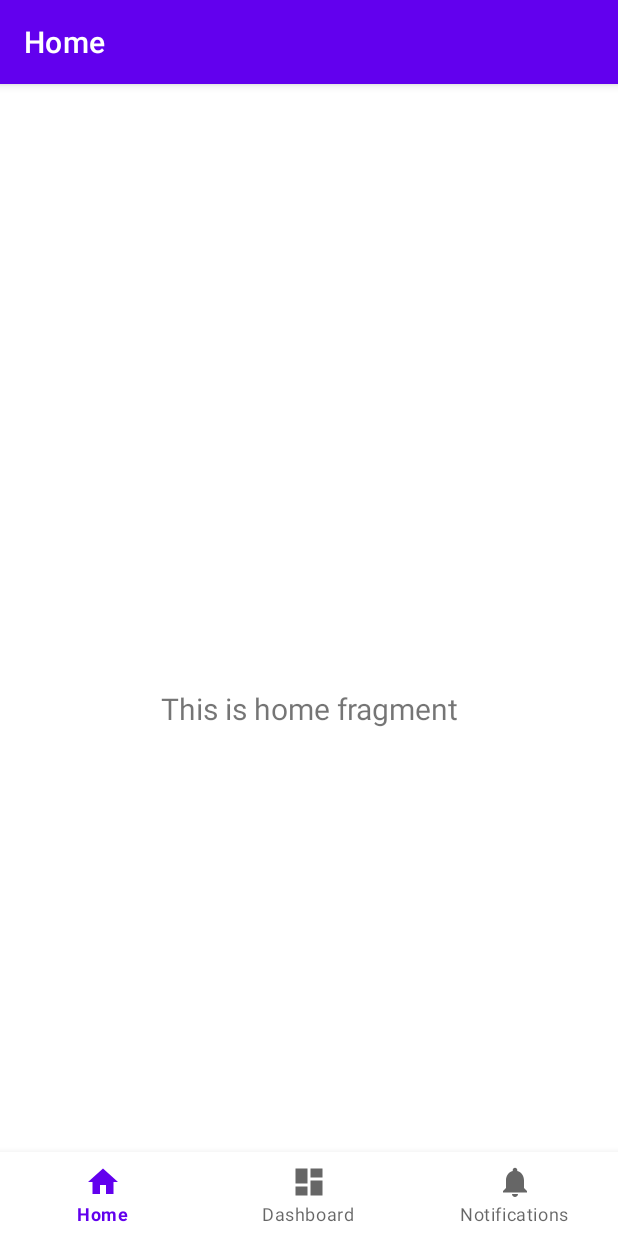
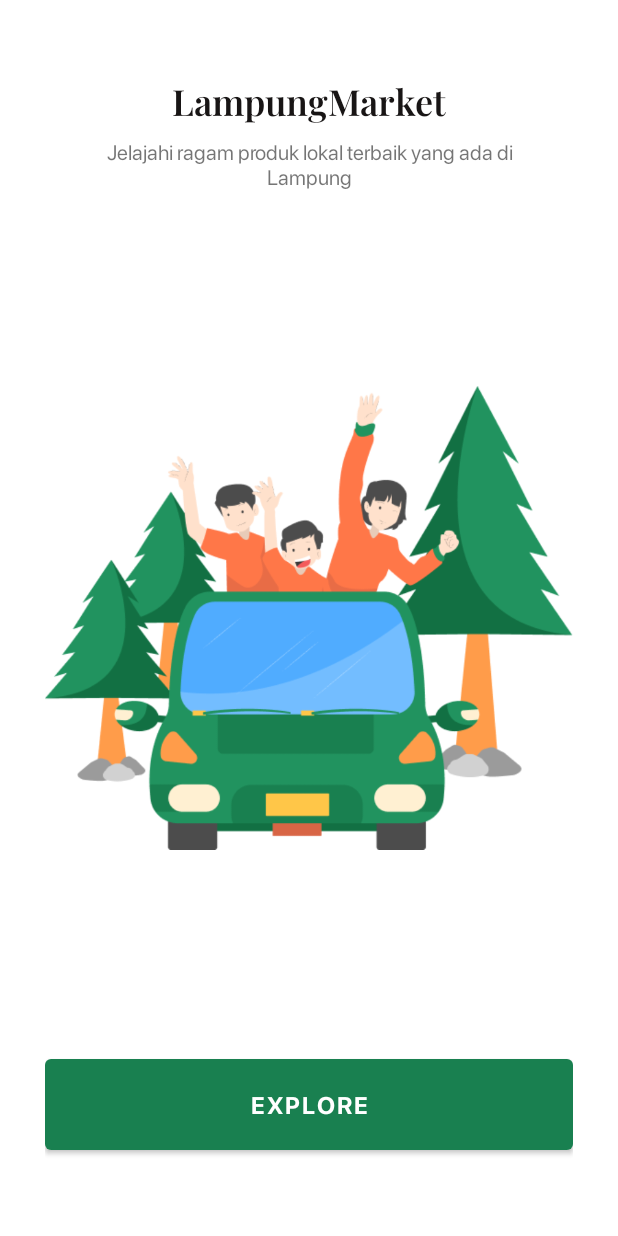
Before and after one commit to kouseina/lampung-market, an Android app: the screen it shows after launch (MainActivity before the commit, WelcomeActivity after it), on a phone screen of 412 x 824 dp. Run offline under Robolectric (Android 15) with nearby library versions, the phone set to English and light mode, and no system bars.

Commit message:
feat(welcome, res): add welcome activity, img, font, theme

```diff
--- a/app/src/main/AndroidManifest.xml
+++ b/app/src/main/AndroidManifest.xml
@@ -13,15 +13,19 @@
         android:theme="@style/Theme.LampungMarket"
         tools:targetApi="31">
         <activity
-            android:name=".MainActivity"
-            android:exported="true"
-            android:label="@string/app_name">
+            android:name=".WelcomeActivity"
+            android:exported="true">
             <intent-filter>
                 <action android:name="android.intent.action.MAIN" />
 
                 <category android:name="android.intent.category.LAUNCHER" />
             </intent-filter>
         </activity>
+        <activity
+            android:name=".MainActivity"
+            android:exported="false"
+            android:label="@string/app_name">
+        </activity>
     </application>
 
 </manifest>
--- a/app/src/main/java/com/example/lampungmarket/MainActivity.java
+++ b/app/src/main/java/com/example/lampungmarket/MainActivity.java
@@ -1,6 +1,7 @@
 package com.example.lampungmarket;
 
 import android.os.Bundle;
+import android.widget.Toolbar;
 
 import com.google.android.material.bottomnavigation.BottomNavigationView;
 
@@ -26,12 +27,13 @@ public class MainActivity extends AppCompatActivity {
         BottomNavigationView navView = findViewById(R.id.nav_view);
         // Passing each menu ID as a set of Ids because each
         // menu should be considered as top level destinations.
-        AppBarConfiguration appBarConfiguration = new AppBarConfiguration.Builder(
-                R.id.navigation_home, R.id.navigation_dashboard, R.id.navigation_notifications)
-                .build();
+//        AppBarConfiguration appBarConfiguration = new AppBarConfiguration.Builder(
+//                R.id.navigation_home, R.id.navigation_dashboard, R.id.navigation_notifications)
+//                .build();
         NavController navController = Navigation.findNavController(this, R.id.nav_host_fragment_activity_main);
-        NavigationUI.setupActionBarWithNavController(this, navController, appBarConfiguration);
+//        NavigationUI.setupActionBarWithNavController(this, navController, appBarConfiguration);
         NavigationUI.setupWithNavController(binding.navView, navController);
+
     }
 
 }
--- /dev/null
+++ b/app/src/main/java/com/example/lampungmarket/WelcomeActivity.java
@@ -0,0 +1,23 @@
+package com.example.lampungmarket;
+
+import androidx.appcompat.app.AppCompatActivity;
+
+import android.content.Intent;
+import android.os.Bundle;
+import android.widget.Button;
+import android.widget.Toolbar;
+
+public class WelcomeActivity extends AppCompatActivity {
+
+    @Override
+    protected void onCreate(Bundle savedInstanceState) {
+        super.onCreate(savedInstanceState);
+        setContentView(R.layout.activity_welcome);
+
+        Button btnWelcome = findViewById(R.id.btn_welcome);
+        btnWelcome.setOnClickListener(view -> {
+            Intent intent = new Intent(view.getContext(), MainActivity.class);
+            startActivity(intent);
+        });
+    }
+}
--- /dev/null
+++ b/app/src/main/res/drawable/primary_button.xml
@@ -0,0 +1,21 @@
+<?xml version="1.0" encoding="utf-8"?>
+<selector xmlns:android="http://schemas.android.com/apk/res/android" >
+    <item android:state_pressed="true" >
+        <shape android:shape="rectangle"  >
+            <corners android:radius="4dp" />
+            <solid android:color="@color/green"/>
+        </shape>
+    </item>
+    <item android:state_focused="true">
+        <shape android:shape="rectangle"  >
+            <corners android:radius="4dp" />
+            <solid android:color="@color/green"/>
+        </shape>
+    </item>
+    <item >
+        <shape android:shape="rectangle" >
+            <corners android:radius="4dp" />
+            <solid android:color="@color/green"/>
+        </shape>
+    </item>
+</selector>
--- a/app/src/main/res/layout/activity_main.xml
+++ b/app/src/main/res/layout/activity_main.xml
@@ -3,8 +3,7 @@
     xmlns:app="http://schemas.android.com/apk/res-auto"
     android:id="@+id/container"
     android:layout_width="match_parent"
-    android:layout_height="match_parent"
-    android:paddingTop="?attr/actionBarSize">
+    android:layout_height="match_parent">
 
     <com.google.android.material.bottomnavigation.BottomNavigationView
         android:id="@+id/nav_view"
--- /dev/null
+++ b/app/src/main/res/layout/activity_welcome.xml
@@ -0,0 +1,70 @@
+<?xml version="1.0" encoding="utf-8"?>
+<androidx.constraintlayout.widget.ConstraintLayout xmlns:android="http://schemas.android.com/apk/res/android"
+    xmlns:app="http://schemas.android.com/apk/res-auto"
+    xmlns:tools="http://schemas.android.com/tools"
+    android:layout_width="match_parent"
+    android:layout_height="match_parent"
+    android:paddingHorizontal="30dp"
+    android:paddingVertical="16dp"
+    tools:context=".WelcomeActivity">
+
+    <LinearLayout
+        android:layout_width="match_parent"
+        android:layout_height="wrap_content"
+        android:orientation="vertical"
+        android:gravity="center"
+        app:layout_constraintBottom_toTopOf="@id/img_welcome"
+        app:layout_constraintEnd_toEndOf="parent"
+        app:layout_constraintStart_toStartOf="parent"
+        app:layout_constraintTop_toTopOf="parent">
+
+        <TextView
+            android:id="@+id/tv_title"
+            android:layout_width="wrap_content"
+            android:layout_height="wrap_content"
+            android:text="LampungMarket"
+            android:fontFamily="@font/playfairdisplay_semibold"
+            android:textSize="24sp"
+            android:textColor="@color/black_800" />
+
+        <TextView
+            android:id="@+id/tv_subtitle"
+            android:layout_width="277dp"
+            android:layout_height="wrap_content"
+            android:textSize="14sp"
+            android:layout_marginTop="7dp"
+            android:text="Jelajahi ragam produk lokal terbaik yang ada di Lampung"
+            android:fontFamily="@font/sfprodisplay_regular"
+            android:textAlignment="center"/>
+
+    </LinearLayout>
+
+    <ImageView
+        android:id="@+id/img_welcome"
+        android:layout_width="wrap_content"
+        android:layout_height="wrap_content"
+        android:src="@drawable/img_welcome"
+        app:layout_constraintBottom_toBottomOf="parent"
+        app:layout_constraintTop_toTopOf="parent"
+        app:layout_constraintStart_toStartOf="parent"
+        app:layout_constraintEnd_toEndOf="parent" />
+
+    <Button
+        android:id="@+id/btn_welcome"
+        android:layout_width="match_parent"
+        android:layout_height="wrap_content"
+        android:text="EXPLORE"
+        android:textAllCaps="false"
+        android:fontFamily="@font/sfprodisplay_bold"
+        android:textColor="@color/white"
+        android:padding="13dp"
+        android:textSize="16sp"
+        app:backgroundTint="@null"
+        android:elevation="6dp"
+        android:background="@drawable/primary_button"
+        app:layout_constraintBottom_toBottomOf="parent"
+        app:layout_constraintTop_toBottomOf="@id/img_welcome"
+        app:layout_constraintStart_toStartOf="parent"
+        app:layout_constraintEnd_toEndOf="parent"/>
+
+</androidx.constraintlayout.widget.ConstraintLayout>
--- a/app/src/main/res/values-night/themes.xml
+++ b/app/src/main/res/values-night/themes.xml
@@ -1,16 +1,17 @@
 <resources xmlns:tools="http://schemas.android.com/tools">
     <!-- Base application theme. -->
-    <style name="Theme.LampungMarket" parent="Theme.MaterialComponents.DayNight.DarkActionBar">
+    <style name="Theme.LampungMarket" parent="Theme.MaterialComponents.DayNight.NoActionBar">
         <!-- Primary brand color. -->
-        <item name="colorPrimary">@color/purple_200</item>
-        <item name="colorPrimaryVariant">@color/purple_700</item>
+        <item name="colorPrimary">@color/green</item>
+        <item name="colorPrimaryVariant">@color/green</item>
         <item name="colorOnPrimary">@color/black</item>
         <!-- Secondary brand color. -->
         <item name="colorSecondary">@color/teal_200</item>
         <item name="colorSecondaryVariant">@color/teal_200</item>
         <item name="colorOnSecondary">@color/black</item>
         <!-- Status bar color. -->
-        <item name="android:statusBarColor">?attr/colorPrimaryVariant</item>
+<!--        <item name="android:statusBarColor">@color/black</item>-->
+<!--        <item name="android:windowLightStatusBar">@color/white</item>-->
         <!-- Customize your theme here. -->
     </style>
 </resources>
--- a/app/src/main/res/values/colors.xml
+++ b/app/src/main/res/values/colors.xml
@@ -7,4 +7,10 @@
     <color name="teal_700">#FF018786</color>
     <color name="black">#FF000000</color>
     <color name="white">#FFFFFFFF</color>
+    <color name="green">#198050</color>
+    <color name="black_900">#181515</color>
+    <color name="black_800">#181515</color>
+    <color name="blue">#0B84FF</color>
+    <color name="red">#FF5151</color>
+    <color name="grey">#9B9B9B</color>
 </resources>
--- a/app/src/main/res/values/themes.xml
+++ b/app/src/main/res/values/themes.xml
@@ -1,16 +1,17 @@
 <resources xmlns:tools="http://schemas.android.com/tools">
     <!-- Base application theme. -->
-    <style name="Theme.LampungMarket" parent="Theme.MaterialComponents.DayNight.DarkActionBar">
+    <style name="Theme.LampungMarket" parent="Theme.MaterialComponents.DayNight.NoActionBar">
         <!-- Primary brand color. -->
-        <item name="colorPrimary">@color/purple_500</item>
-        <item name="colorPrimaryVariant">@color/purple_700</item>
-        <item name="colorOnPrimary">@color/white</item>
+        <item name="colorPrimary">@color/green</item>
+        <item name="colorPrimaryVariant">@color/green</item>
+        <item name="colorOnPrimary">@color/black</item>
         <!-- Secondary brand color. -->
         <item name="colorSecondary">@color/teal_200</item>
         <item name="colorSecondaryVariant">@color/teal_700</item>
         <item name="colorOnSecondary">@color/black</item>
         <!-- Status bar color. -->
-        <item name="android:statusBarColor">?attr/colorPrimaryVariant</item>
+        <item name="android:statusBarColor">@color/white</item>
+        <item name="android:windowLightStatusBar">@color/black</item>
         <!-- Customize your theme here. -->
     </style>
 </resources>
```
Also changed, not shown: app/src/main/res/drawable/img_welcome.png (added), app/src/main/res/font/playfairdisplay_semibold.ttf (added), app/src/main/res/font/sfprodisplay_bold.otf (added), app/src/main/res/font/sfprodisplay_medium.otf (added), app/src/main/res/font/sfprodisplay_regular.otf (added).
